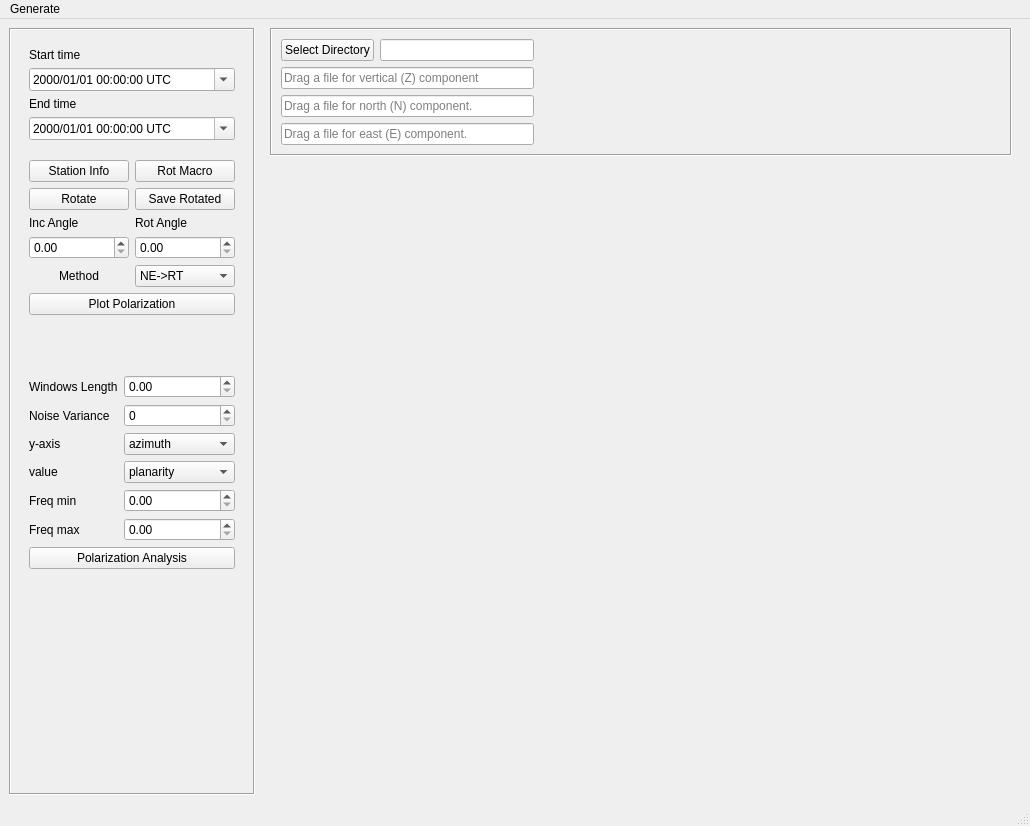
Qt form isp/resources/designer_uis/SyntheticsAnalisysFrame.ui (ProjectISP/ISP) before a commit.
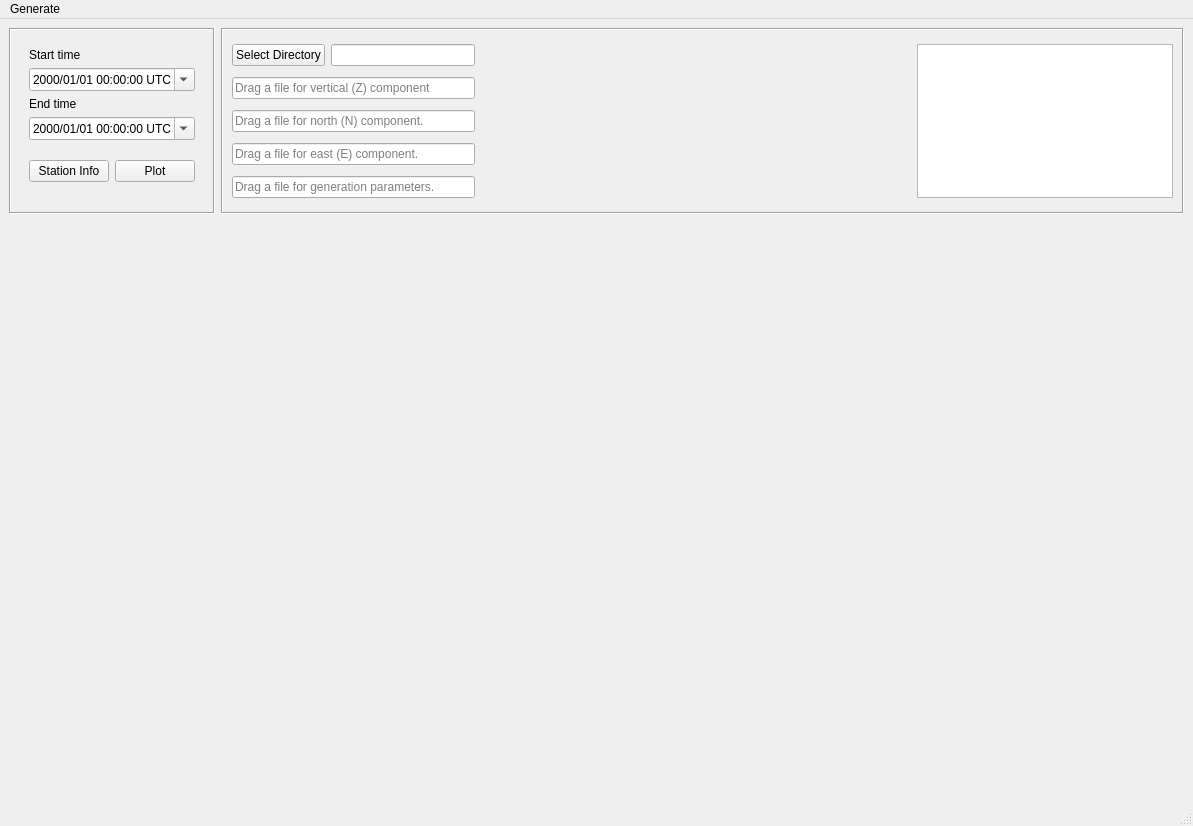
The same form after that commit.

Commit message: Added new icon in MainFrame toolbar. Fixed issues in SyntheticsGeneratorDialog input widgets. Now some of them admit scientific notation input and M0 may be empty. Added net and station columns in receiver stations table in SyntheticsGeneratorDialog. Now you can insert lat/lon, net/stat or the four at the same time. Added parameters saving in .pkl after a synthetics generation is done. Changed SyntheticsAnalisysFrame layout and added generation params visualization.

Diff of the .ui file:
```diff
--- a/isp/resources/designer_uis/SyntheticsAnalisysFrame.ui
+++ b/isp/resources/designer_uis/SyntheticsAnalisysFrame.ui
@@ -6,7 +6,7 @@
    <rect>
     <x>0</x>
     <y>0</y>
-    <width>1030</width>
+    <width>1193</width>
     <height>826</height>
    </rect>
   </property>
@@ -14,7 +14,15 @@
    <string>MainWindow</string>
   </property>
   <widget class="QWidget" name="centralwidget">
+   <layout class="QVBoxLayout" name="verticalLayout_6">
+    <item>
    <layout class="QHBoxLayout" name="horizontalLayout">
+      <property name="leftMargin">
+       <number>0</number>
+      </property>
+      <property name="topMargin">
+       <number>0</number>
+      </property>
     <item>
      <widget class="QFrame" name="toolQFrame">
       <property name="sizePolicy">
@@ -127,58 +135,6 @@
           <property name="verticalSpacing">
            <number>6</number>
           </property>
-          <item row="5" column="0" colspan="2">
-           <widget class="QPushButton" name="plotpolBtn">
-            <property name="text">
-             <string>Plot Polarization</string>
-            </property>
-           </widget>
-          </item>
-          <item row="3" column="0">
-           <widget class="QDoubleSpinBox" name="incidenceSB"/>
-          </item>
-          <item row="2" column="0">
-           <widget class="QLabel" name="label">
-            <property name="text">
-             <string>Inc Angle</string>
-            </property>
-           </widget>
-          </item>
-          <item row="4" column="1">
-           <widget class="QComboBox" name="methodCB">
-            <item>
-             <property name="text">
-              <string>NE-&gt;RT</string>
-             </property>
-            </item>
-            <item>
-             <property name="text">
-              <string>ZNE-&gt;LQT</string>
-             </property>
-            </item>
-           </widget>
-          </item>
-          <item row="2" column="1">
-           <widget class="QLabel" name="label_2">
-            <property name="text">
-             <string>Rot Angle</string>
-            </property>
-           </widget>
-          </item>
-          <item row="4" column="0" alignment="Qt::AlignHCenter">
-           <widget class="QLabel" name="label_25">
-            <property name="text">
-             <string>Method</string>
-            </property>
-           </widget>
-          </item>
-          <item row="3" column="1">
-           <widget class="QDoubleSpinBox" name="degreeSB">
-            <property name="maximum">
-             <double>360.000000000000000</double>
-            </property>
-           </widget>
-          </item>
           <item row="0" column="0">
            <widget class="QPushButton" name="stationsBtn">
             <property name="text">
@@ -189,21 +145,7 @@
           <item row="0" column="1">
            <widget class="QPushButton" name="rot_macroBtn">
             <property name="text">
-             <string>Rot Macro</string>
-            </property>
-           </widget>
-          </item>
-          <item row="1" column="0">
-           <widget class="QPushButton" name="rotateplotBtn">
-            <property name="text">
-             <string>Rotate</string>
-            </property>
-           </widget>
-          </item>
-          <item row="1" column="1">
-           <widget class="QPushButton" name="save_rotatedBtn">
-            <property name="text">
-             <string>Save Rotated</string>
+               <string>Plot</string>
             </property>
            </widget>
           </item>
@@ -218,134 +160,12 @@
            <verstretch>0</verstretch>
           </sizepolicy>
          </property>
-         <layout class="QGridLayout" name="gridLayout_7">
-          <item row="2" column="1">
-           <widget class="QDoubleSpinBox" name="doubleSpinBox_winlen"/>
-          </item>
-          <item row="6" column="1">
-           <widget class="QComboBox" name="comboBox_polarity">
-            <item>
-             <property name="text">
-              <string>planarity</string>
-             </property>
-            </item>
-            <item>
-             <property name="text">
-              <string>rectilinearity</string>
-             </property>
-            </item>
-           </widget>
-          </item>
-          <item row="3" column="1">
-           <widget class="QSpinBox" name="spinBox_2"/>
-          </item>
-          <item row="3" column="0">
-           <widget class="QLabel" name="label_29">
-            <property name="text">
-             <string>Noise Variance</string>
-            </property>
-           </widget>
-          </item>
-          <item row="2" column="0">
-           <widget class="QLabel" name="label_27">
-            <property name="text">
-             <string>Windows Length</string>
-            </property>
-           </widget>
-          </item>
-          <item row="5" column="0">
-           <widget class="QLabel" name="label_30">
-            <property name="text">
-             <string>y-axis</string>
-            </property>
-           </widget>
-          </item>
-          <item row="9" column="0" colspan="2">
-           <widget class="QPushButton" name="polarizationBtn">
-            <property name="text">
-             <string>Polarization Analysis</string>
-            </property>
-           </widget>
-          </item>
-          <item row="5" column="1">
-           <widget class="QComboBox" name="comboBox_yaxis">
-            <item>
-             <property name="text">
-              <string>azimuth</string>
-             </property>
-            </item>
-            <item>
-             <property name="text">
-              <string>incident_angle</string>
-             </property>
-            </item>
-           </widget>
-          </item>
-          <item row="7" column="1">
-           <widget class="QDoubleSpinBox" name="freq_minDB"/>
-          </item>
-          <item row="6" column="0">
-           <widget class="QLabel" name="label_31">
-            <property name="text">
-             <string>value</string>
-            </property>
-           </widget>
-          </item>
-          <item row="1" column="1">
-           <spacer name="verticalSpacer_2">
-            <property name="orientation">
-             <enum>Qt::Vertical</enum>
-            </property>
-            <property name="sizeHint" stdset="0">
-             <size>
-              <width>20</width>
-              <height>40</height>
-             </size>
-            </property>
-           </spacer>
-          </item>
-          <item row="8" column="1">
-           <widget class="QDoubleSpinBox" name="freq_maxDB"/>
-          </item>
-          <item row="7" column="0">
-           <widget class="QLabel" name="label_3">
-            <property name="text">
-             <string>Freq min</string>
-            </property>
-           </widget>
-          </item>
-          <item row="8" column="0">
-           <widget class="QLabel" name="label_4">
-            <property name="text">
-             <string>Freq max</string>
-            </property>
-           </widget>
-          </item>
+           <layout class="QGridLayout" name="gridLayout_7"/>
+          </widget>
+         </item>
          </layout>
         </widget>
        </item>
-       <item>
-        <spacer name="verticalSpacer">
-         <property name="orientation">
-          <enum>Qt::Vertical</enum>
-         </property>
-         <property name="sizeHint" stdset="0">
-          <size>
-           <width>20</width>
-           <height>40</height>
-          </size>
-         </property>
-        </spacer>
-       </item>
-      </layout>
-     </widget>
-    </item>
-    <item>
-     <widget class="QWidget" name="widget" native="true">
-      <layout class="QVBoxLayout" name="verticalLayout_3">
-       <property name="topMargin">
-        <number>0</number>
-       </property>
        <item>
         <widget class="QFrame" name="frame">
          <property name="acceptDrops">
@@ -370,77 +190,6 @@
           <property name="bottomMargin">
            <number>9</number>
           </property>
-          <item row="0" column="0">
-           <widget class="QPushButton" name="selectDirBtn_3C">
-            <property name="sizePolicy">
-             <sizepolicy hsizetype="Expanding" vsizetype="Fixed">
-              <horstretch>1</horstretch>
-              <verstretch>0</verstretch>
-             </sizepolicy>
-            </property>
-            <property name="maximumSize">
-             <size>
-              <width>150</width>
-              <height>16777215</height>
-             </size>
-            </property>
-            <property name="text">
-             <string>Select Directory</string>
-            </property>
-           </widget>
-          </item>
-          <item row="0" column="1">
-           <widget class="QLineEdit" name="rootPathForm_3C">
-            <property name="sizePolicy">
-             <sizepolicy hsizetype="Expanding" vsizetype="Fixed">
-              <horstretch>4</horstretch>
-              <verstretch>0</verstretch>
-             </sizepolicy>
-            </property>
-            <property name="readOnly">
-             <bool>true</bool>
-            </property>
-            <property name="clearButtonEnabled">
-             <bool>false</bool>
-            </property>
-           </widget>
-          </item>
-          <item row="0" column="2" rowspan="4" colspan="2">
-           <widget class="QWidget" name="fileSelectorWidget" native="true">
-            <property name="sizePolicy">
-             <sizepolicy hsizetype="Expanding" vsizetype="Preferred">
-              <horstretch>6</horstretch>
-              <verstretch>0</verstretch>
-             </sizepolicy>
-            </property>
-            <property name="minimumSize">
-             <size>
-              <width>0</width>
-              <height>100</height>
-             </size>
-            </property>
-            <property name="styleSheet">
-             <string notr="true"/>
-            </property>
-            <layout class="QVBoxLayout" name="verticalLayout_5">
-             <property name="spacing">
-              <number>0</number>
-             </property>
-             <property name="leftMargin">
-              <number>0</number>
-             </property>
-             <property name="topMargin">
-              <number>0</number>
-             </property>
-             <property name="rightMargin">
-              <number>0</number>
-             </property>
-             <property name="bottomMargin">
-              <number>0</number>
-             </property>
-            </layout>
-           </widget>
-          </item>
           <item row="1" column="0" colspan="2">
            <widget class="QLineEdit" name="verticalQLineEdit">
             <property name="sizePolicy">
@@ -491,6 +240,77 @@
             </property>
            </widget>
           </item>
+         <item row="0" column="0">
+          <widget class="QPushButton" name="selectDirBtn_3C">
+           <property name="sizePolicy">
+            <sizepolicy hsizetype="Expanding" vsizetype="Fixed">
+             <horstretch>1</horstretch>
+             <verstretch>0</verstretch>
+            </sizepolicy>
+           </property>
+           <property name="maximumSize">
+            <size>
+             <width>150</width>
+             <height>16777215</height>
+            </size>
+           </property>
+           <property name="text">
+            <string>Select Directory</string>
+           </property>
+          </widget>
+         </item>
+         <item row="0" column="1">
+          <widget class="QLineEdit" name="rootPathForm_3C">
+           <property name="sizePolicy">
+            <sizepolicy hsizetype="Expanding" vsizetype="Fixed">
+             <horstretch>4</horstretch>
+             <verstretch>0</verstretch>
+            </sizepolicy>
+           </property>
+           <property name="readOnly">
+            <bool>true</bool>
+           </property>
+           <property name="clearButtonEnabled">
+            <bool>false</bool>
+           </property>
+          </widget>
+         </item>
+         <item row="0" column="2" rowspan="5" colspan="2">
+          <widget class="QWidget" name="fileSelectorWidget" native="true">
+           <property name="sizePolicy">
+            <sizepolicy hsizetype="Expanding" vsizetype="Preferred">
+             <horstretch>6</horstretch>
+             <verstretch>0</verstretch>
+            </sizepolicy>
+           </property>
+           <property name="minimumSize">
+            <size>
+             <width>0</width>
+             <height>100</height>
+            </size>
+           </property>
+           <property name="styleSheet">
+            <string notr="true"/>
+           </property>
+           <layout class="QVBoxLayout" name="verticalLayout_5">
+            <property name="spacing">
+             <number>0</number>
+            </property>
+            <property name="leftMargin">
+             <number>0</number>
+            </property>
+            <property name="topMargin">
+             <number>0</number>
+            </property>
+            <property name="rightMargin">
+             <number>0</number>
+            </property>
+            <property name="bottomMargin">
+             <number>0</number>
+            </property>
+           </layout>
+          </widget>
+         </item>
           <item row="3" column="0" colspan="2">
            <widget class="QLineEdit" name="eastQLineEdit">
             <property name="sizePolicy">
@@ -510,8 +330,23 @@
             </property>
            </widget>
           </item>
-         </layout>
-        </widget>
+         <item row="0" column="4" rowspan="5">
+          <widget class="QPlainTextEdit" name="paramsTextEdit"/>
+         </item>
+         <item row="4" column="0" colspan="2">
+          <widget class="QLineEdit" name="paramsPathLineEdit">
+           <property name="placeholderText">
+            <string>Drag a file for generation parameters.</string>
+           </property>
+           <property name="clearButtonEnabled">
+            <bool>true</bool>
+           </property>
+          </widget>
+         </item>
+        </layout>
+       </widget>
+      </item>
+     </layout>
        </item>
        <item>
         <widget class="QFrame" name="plotMatWidget_3C">
@@ -538,31 +373,31 @@
         </widget>
        </item>
        <item>
-        <widget class="QWidget" name="Widget_polarization" native="true">
-         <property name="sizePolicy">
-          <sizepolicy hsizetype="Expanding" vsizetype="Expanding">
-           <horstretch>0</horstretch>
-           <verstretch>2</verstretch>
-          </sizepolicy>
-         </property>
-         <layout class="QVBoxLayout" name="verticalLayout_10">
-          <property name="leftMargin">
-           <number>0</number>
-          </property>
+     <layout class="QHBoxLayout" name="horizontalLayout_2" stretch="1,3">
           <property name="topMargin">
            <number>0</number>
           </property>
-          <property name="rightMargin">
-           <number>0</number>
-          </property>
-          <property name="bottomMargin">
-           <number>0</number>
-          </property>
-         </layout>
+      <item>
+       <widget class="QWidget" name="widget_fp" native="true">
+        <property name="minimumSize">
+         <size>
+          <width>0</width>
+          <height>100</height>
+         </size>
+        </property>
+       </widget>
+      </item>
+      <item>
+       <widget class="QWidget" name="widget_map" native="true">
+        <property name="minimumSize">
+         <size>
+          <width>0</width>
+          <height>100</height>
+         </size>
+        </property>
         </widget>
        </item>
       </layout>
-     </widget>
     </item>
    </layout>
   </widget>
@@ -571,7 +406,7 @@
     <rect>
      <x>0</x>
      <y>0</y>
-     <width>1030</width>
+     <width>1193</width>
      <height>26</height>
     </rect>
    </property>
```
Left out of the diff: 2 changed lines with no effect on the pictures. Lines whose indentation alone changed are shown as unchanged. The commit also changes 6 other files.
